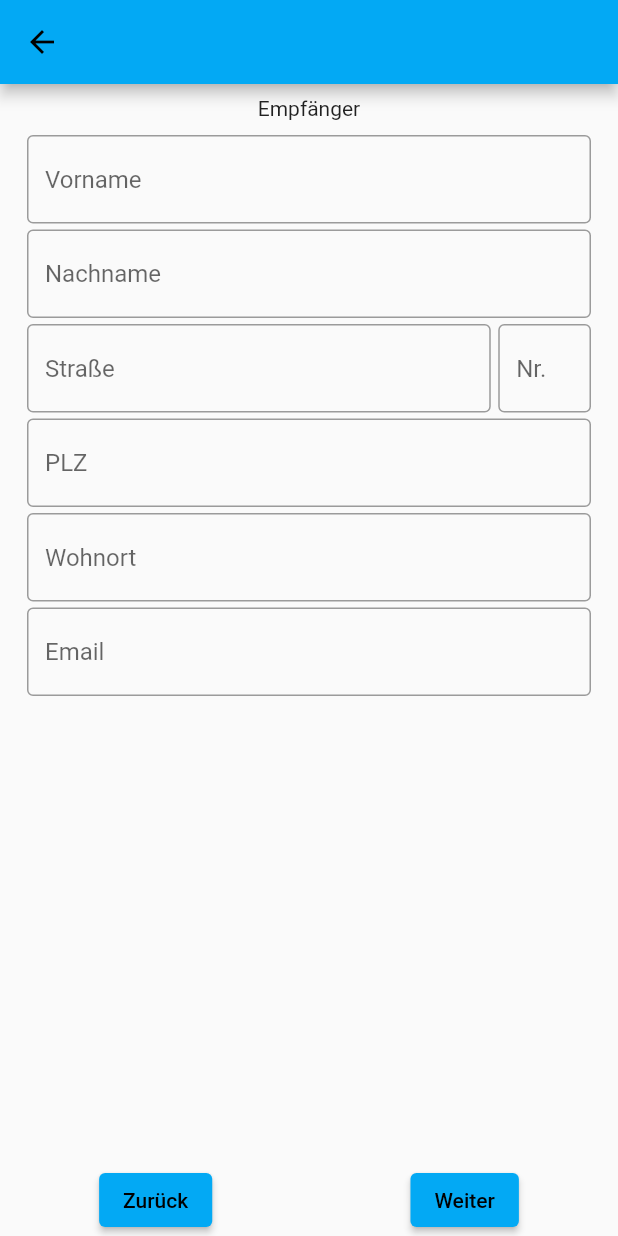
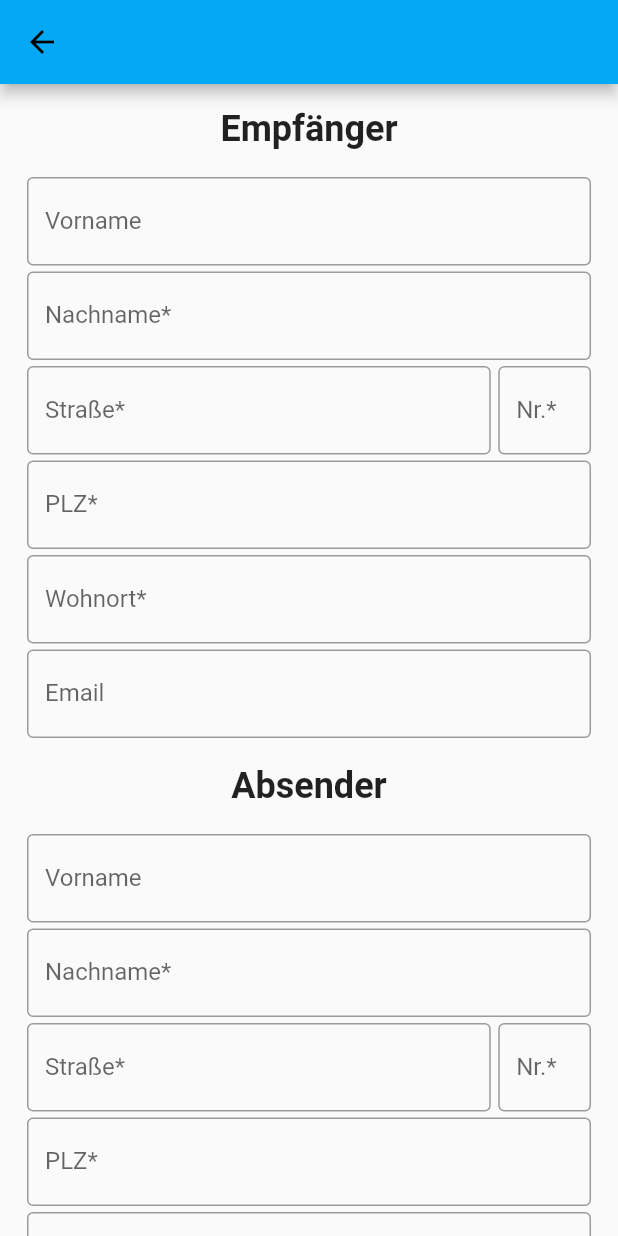
Before and after one commit to viktorgritz/OrderingProcess, a Flutter app: the ContactForm screen opened directly with empty values, on a phone screen of 412 x 824 dp. Run offline on Flutter 3.47's test engine with Material 2 defaults, Android fonts, the phone set to English and light mode, and no system bars.

Commit message:
improve contact form

```diff
--- a/ordering_process/lib/ContactForm/contact_form.dart
+++ b/ordering_process/lib/ContactForm/contact_form.dart
@@ -4,7 +4,8 @@ import 'package:ordering_process/navigation_buttons.dart';
 import 'form_widget.dart';
 
 class ContactForm extends StatefulWidget {
-  final _formKey = GlobalKey<FormState>();
+  final _formKeyE = GlobalKey<FormState>();
+  final _formKeyA = GlobalKey<FormState>();
   ContactForm({Key? key}) : super(key: key);
 
   @override
@@ -18,20 +19,25 @@ class _ContactFormState extends State<ContactForm> {
     return Scaffold(
       appBar: AppBar(),
       body: Center(
+        child: SizedBox(
+          height: MediaQuery.of(context).size.height,
+          child: SingleChildScrollView(
             child: Column(
               children: [
-            FormWidget(formKey: widget._formKey),
-            Expanded(
-              child: NavigationButtons(
+                FormWidget(title: 'Empfänger', formKey: widget._formKeyE),
+                FormWidget(title: 'Absender', formKey: widget._formKeyA),
+                NavigationButtons(
                   backButton: () => Navigator.of(context).pop(),
                   nextButton: () {
-                  if (widget._formKey.currentState!.validate()) {
+                    if (widget._formKeyE.currentState!.validate() &&
+                        widget._formKeyA.currentState!.validate()) {
                       print('successfull');
                     }
                   },
                 ),
+              ],
             ),
-          ],
+          ),
         ),
       ),
     );
--- /dev/null
+++ b/ordering_process/lib/ContactForm/custom_text_form_field.dart
@@ -0,0 +1,44 @@
+import 'package:flutter/material.dart';
+import 'package:flutter/services.dart';
+
+class CustomTextFormField extends StatelessWidget {
+  String regex;
+  String errorMessage;
+  int textLength;
+  TextInputType textType;
+  String label;
+  CustomTextFormField({
+    required this.regex,
+    required this.errorMessage,
+    this.textType = TextInputType.text,
+    this.textLength = 200,
+    required this.label,
+    Key? key,
+  }) : super(key: key);
+
+  @override
+  Widget build(BuildContext context) {
+    return Padding(
+      padding: const EdgeInsets.symmetric(vertical: 2.0),
+      child: TextFormField(
+        keyboardType: textType,
+        inputFormatters: [LengthLimitingTextInputFormatter(textLength)],
+        decoration: InputDecoration(
+          labelText: label,
+          //hintText: hintText,
+          border: const OutlineInputBorder(
+            borderSide: BorderSide(color: Colors.lightBlue, width: 2),
+          ),
+        ),
+        validator: (value) {
+          RegExp nameRegex = RegExp(regex);
+          if (value == null || value.isEmpty || nameRegex.hasMatch(value)) {
+            return errorMessage;
+          } else {
+            return null;
+          }
+        },
+      ),
+    );
+  }
+}
--- a/ordering_process/lib/ContactForm/form_widget.dart
+++ b/ordering_process/lib/ContactForm/form_widget.dart
@@ -1,8 +1,13 @@
 import 'package:flutter/material.dart';
+import 'package:flutter/services.dart';
+
+import 'custom_text_form_field.dart';
 
 class FormWidget extends StatelessWidget {
+  final String title;
   final GlobalKey<FormState> formKey;
-  const FormWidget({required this.formKey, Key? key}) : super(key: key);
+  const FormWidget({required this.title, required this.formKey, Key? key})
+      : super(key: key);
 
   @override
   Widget build(BuildContext context) {
@@ -14,15 +19,22 @@ class FormWidget extends StatelessWidget {
           children: <Widget>[
             Padding(
               padding: const EdgeInsets.all(8.0),
-                child: Text('Empfänger'),
+              child: Padding(
+                padding: const EdgeInsets.all(8.0),
+                child: Text(
+                  title,
+                  style: const TextStyle(
+                      fontWeight: FontWeight.bold, fontSize: 24),
+                ),
+              ),
             ),
             CustomTextFormField(
-                hintText: 'Vorname',
+              label: 'Vorname',
               regex: '[^a-zA-Z]',
               errorMessage: 'Bitte geben Sie einen gültigen Vornamen ein',
             ),
             CustomTextFormField(
-                hintText: 'Nachname',
+              label: 'Nachname*',
               regex: '[^a-zA-Z]',
               errorMessage: 'Bitte geben Sie einen gültigen Nachnamen ein',
             ),
@@ -31,7 +43,7 @@ class FormWidget extends StatelessWidget {
                 Flexible(
                   flex: 5,
                   child: CustomTextFormField(
-                      hintText: 'Straße',
+                    label: 'Straße*',
                     regex: '[^a-zA-Z]',
                     errorMessage:
                         'Bitte geben Sie einen gültigen Nachnamen ein',
@@ -43,8 +55,8 @@ class FormWidget extends StatelessWidget {
                 Flexible(
                   flex: 1,
                   child: CustomTextFormField(
-                      hintText: 'Nr.',
-                      regex: '[^a-zA-Z]',
+                    label: 'Nr.*',
+                    regex: '[^0-9a-z]',
                     errorMessage:
                         'Bitte geben Sie einen gültigen Nachnamen ein',
                   ),
@@ -52,57 +64,25 @@ class FormWidget extends StatelessWidget {
               ],
             ),
             CustomTextFormField(
-                hintText: 'PLZ',
+              label: 'PLZ*',
               //TODO replace Regex for PLZ
-                regex: '[^[A-Z]{1,10}\$]',
+              regex: '[^0-9]',
               errorMessage: 'Bitte geben Sie einen gültigen PLZ ein',
+              textLength: 5,
+              textType: TextInputType.number,
             ),
             CustomTextFormField(
-                hintText: 'Wohnort',
+              label: 'Wohnort*',
               regex: '[^a-zA-Z]',
-                errorMessage: 'Bitte geben Sie einen gültigen Nachnamen ein',
+              errorMessage: 'Bitte geben Sie einen gültigen Wohnort ein',
             ),
             CustomTextFormField(
-                hintText: 'Email',
+              label: 'Email',
               regex: '[^a-zA-Z]',
-                errorMessage: 'Bitte geben Sie einen gültigen Nachnamen ein',
+              errorMessage: 'Bitte geben Sie einen gültigen Email ein',
             ),
           ],
         ),
-        ));
-  }
-}
-
-class CustomTextFormField extends StatelessWidget {
-  String hintText;
-  String regex;
-  String errorMessage;
-  CustomTextFormField({
-    required this.hintText,
-    required this.regex,
-    required this.errorMessage,
-    Key? key,
-  }) : super(key: key);
-
-  @override
-  Widget build(BuildContext context) {
-    return Padding(
-      padding: const EdgeInsets.symmetric(vertical: 2.0),
-      child: TextFormField(
-        decoration: InputDecoration(
-          hintText: hintText,
-          border: const OutlineInputBorder(
-            borderSide: BorderSide(color: Colors.lightBlue, width: 2),
-          ),
-        ),
-        validator: (value) {
-          RegExp nameRegex = RegExp(regex);
-          if (value == null || value.isEmpty || nameRegex.hasMatch(value)) {
-            return errorMessage;
-          } else {
-            return null;
-          }
-        },
       ),
     );
   }
--- a/ordering_process/lib/ShippingLabel/shipping_label.dart
+++ b/ordering_process/lib/ShippingLabel/shipping_label.dart
@@ -17,10 +17,13 @@ class _ShippingLabelState extends State<ShippingLabel> {
       appBar: AppBar(
         title: Text('Paket Größe auswählen'),
       ),
-      body: Column(
+      body: SizedBox(
+        height: MediaQuery.of(context).size.height,
+        child: SingleChildScrollView(
+          child: Column(
             children: [
-          Expanded(
-            child: GridView.count(
+              GridView.count(
+                shrinkWrap: true,
                 crossAxisCount: 2,
                 children: <Widget>[
                   CustomRadioListTile(
@@ -49,14 +52,13 @@ class _ShippingLabelState extends State<ShippingLabel> {
                   ),
                 ],
               ),
-          ),
-          Expanded(
-            child: NavigationButtons(
+              NavigationButtons(
                 backButton: () => Navigator.of(context).pop(),
                 nextButton: () => navigateToContactForm(context),
               ),
+            ],
           ),
-        ],
+        ),
       ),
     );
   }
```
Also changed, not shown: 1 other file. Lines whose indentation alone changed are shown as unchanged.
